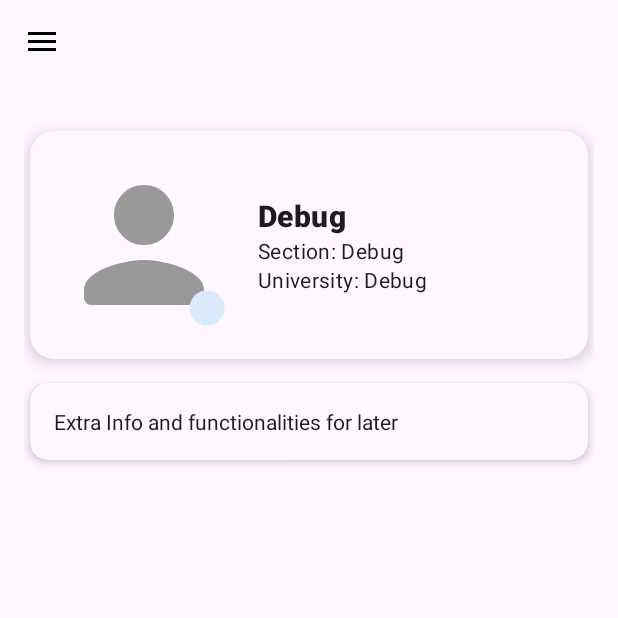
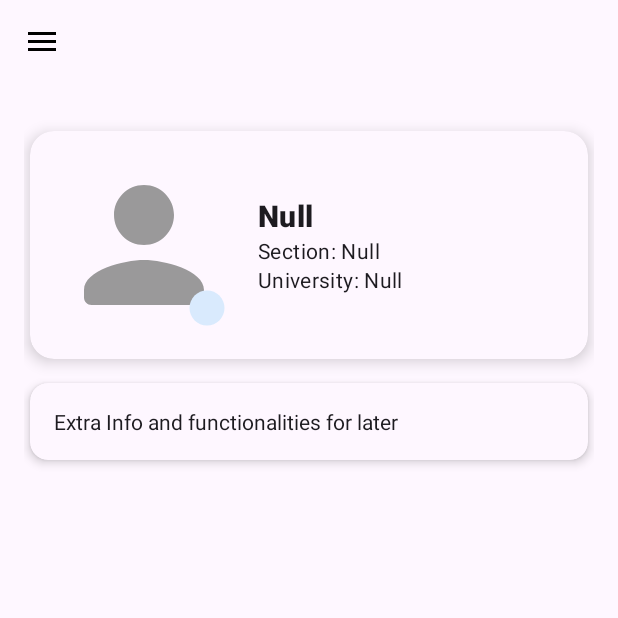
Before and after one commit to TakorSK/GestionEtudiant, an Android app: the screen it shows after launch (MainActivity), in the side drawer, after a tap on "Profile", on a phone screen of 412 x 824 dp, the top half of it. Run offline under Robolectric (Android 15) with nearby library versions, the phone set to English and light mode, and no system bars; our stand-ins replace Room's generated code.

```diff
--- a/app/src/main/java/com/pack/uniflow/Activities/LoginActivity.java
+++ b/app/src/main/java/com/pack/uniflow/Activities/LoginActivity.java
@@ -31,6 +31,8 @@ public class LoginActivity extends AppCompatActivity {
         if (isLoggedIn) {
             navigateToMainActivity();  // Automatically go to MainActivity if already logged in
         }
+
+        //Block
 
         // Handle login button click
         findViewById(R.id.login_button).setOnClickListener(new View.OnClickListener() {
--- a/app/src/main/java/com/pack/uniflow/Activities/MainActivity.java
+++ b/app/src/main/java/com/pack/uniflow/Activities/MainActivity.java
@@ -58,11 +58,11 @@ public class MainActivity extends AppCompatActivity implements NavigationView.On
         profileGroupTextView = navigationView.getHeaderView(0).findViewById(R.id.profile_group);
 
         new Thread(() -> {
-            // Assuming only one student is logged in (you can improve this later)
+            // Assuming only one student is logged in
             Student loggedStudent = DatabaseClient.getInstance(getApplicationContext())
                     .getDatabase()
                     .studentDao()
-                    .getLatestStudent(); // <-- new query we'll add
+                    .getLatestStudent();
 
             runOnUiThread(() -> {
                 if (loggedStudent != null) {
--- a/app/src/main/java/com/pack/uniflow/Activities/SignupActivity.java
+++ b/app/src/main/java/com/pack/uniflow/Activities/SignupActivity.java
@@ -96,6 +96,7 @@ public class SignupActivity extends AppCompatActivity {
         if (idStr.isEmpty()) {
             showError(errorId, "ID is required");
             isValid = false;
+
         } else if (!idStr.matches("\\d+")) {
             showError(errorId, "ID must be a number");
             isValid = false;
@@ -114,6 +115,7 @@ public class SignupActivity extends AppCompatActivity {
         if (ageStr.isEmpty()) {
             showError(errorAge, "Age is required");
             isValid = false;
+
         } else if (!ageStr.matches("\\d+")) {
             showError(errorAge, "Age must be a number");
             isValid = false;
@@ -127,6 +129,7 @@ public class SignupActivity extends AppCompatActivity {
         if (password.isEmpty()) {
             showError(errorPassword, "Password is required");
             isValid = false;
+
         } else if (password.length() < 6) {
             showError(errorPassword, "Password must be at least 6 characters");
             isValid = false;
@@ -135,6 +138,7 @@ public class SignupActivity extends AppCompatActivity {
         if (email.isEmpty()) {
             showError(errorEmail, "Email is required");
             isValid = false;
+
         } else if (!android.util.Patterns.EMAIL_ADDRESS.matcher(email).matches()) {
             showError(errorEmail, "Invalid email format");
             isValid = false;
@@ -143,6 +147,7 @@ public class SignupActivity extends AppCompatActivity {
         if (universityIdStr.isEmpty()) {
             showError(errorUniversityId, "University ID is required");
             isValid = false;
+
         } else if (!universityIdStr.matches("\\d+")) {
             showError(errorUniversityId, "University ID must be a number");
             isValid = false;
--- a/app/src/main/java/com/pack/uniflow/Fragments/HomeFragment.java
+++ b/app/src/main/java/com/pack/uniflow/Fragments/HomeFragment.java
@@ -47,9 +47,9 @@ public class HomeFragment extends Fragment {
 
         posts.add(new Post("First Post", "Here's something cool I found today!", R.drawable.placeholder));
         posts.add(new Post("Second Post", "This one has no image, just text.", 0));
-        posts.add(new Post("Event Update", "Join us for the club fair tomorrow! 🎉", R.drawable.placeholder));
+        posts.add(new Post("Event Update", "Join us for the club fair tomorrow! ", R.drawable.placeholder));
         posts.add(new Post("Announcement", "No classes this Friday due to maintenance.", 0));
-        posts.add(new Post("Photoshoot Day", "Captured some memories 📸", R.drawable.placeholder));
+        posts.add(new Post("Photoshoot Day", "Captured some memories ", R.drawable.placeholder));
 
         return posts;
     }
--- a/app/src/main/java/com/pack/uniflow/Fragments/ProfileFragment.java
+++ b/app/src/main/java/com/pack/uniflow/Fragments/ProfileFragment.java
@@ -8,9 +8,10 @@ import android.view.ViewGroup;
 import android.widget.ImageView;
 import android.widget.TextView;
 
+import com.pack.uniflow.R;
 import com.pack.uniflow.DatabaseClient;
-import com.pack.uniflow.R;
 import com.pack.uniflow.Student;
+
 
 public class ProfileFragment extends Fragment {
 
@@ -33,14 +34,20 @@ public class ProfileFragment extends Fragment {
         profileSectionTextView = view.findViewById(R.id.profile_Section);
 
         // TODO: Replace the "loggedStudent" with the actual logged student from the database.
-        /* if (loggedStudent != null) {
+        /*Student loggedStudent = DatabaseClient.getInstance(getApplicationContext())
+                .getDatabase()
+                .studentDao()
+                .getLatestStudent();
+
+        if (loggedStudent != null) {
             profileNameTextView.setText("Name: " + loggedStudent.fullName);
             profileUniTextView.setText("University: " + loggedStudent.UniName);
             profileSectionTextView.setText("Section: " + loggedStudent.SectionId);
-        } */
+        }*/
 
         // Initialize the ImageView for status
         ImageView statusIcon = view.findViewById(R.id.status_icon);
+
 
         // TODO: Replace "isOnline" with the actual DB online indicator
         if (isOnline) {
--- a/app/src/main/res/layout/fragment_profile.xml
+++ b/app/src/main/res/layout/fragment_profile.xml
@@ -71,7 +71,7 @@
                         android:id="@+id/profile_Name"
                         android:layout_width="wrap_content"
                         android:layout_height="wrap_content"
-                        android:text="Debug"
+                        android:text="Null"
                         android:textAppearance="?attr/textAppearanceHeadline6"
                         android:textColor="?attr/colorOnSurface"
                         android:textStyle="bold" />
@@ -80,7 +80,7 @@
                         android:id="@+id/profile_Section"
                         android:layout_width="wrap_content"
                         android:layout_height="wrap_content"
-                        android:text="Section: Debug"
+                        android:text="Section: Null"
                         android:textAppearance="?attr/textAppearanceBody2"
                         android:textColor="?attr/colorOnSurface" />
 
@@ -88,7 +88,7 @@
                         android:id="@+id/profile_Uni"
                         android:layout_width="wrap_content"
                         android:layout_height="wrap_content"
-                        android:text="University: Debug"
+                        android:text="University: Null"
                         android:textAppearance="?attr/textAppearanceBody2"
                         android:textColor="?attr/colorOnSurface" />
                 </LinearLayout>
```
Also changed, not shown: app/src/main/java/com/pack/uniflow/Fragments/ClubsFragment.java (+3 -45 lines), app/src/main/res/layout/activity_login.xml (+6 -2 lines), app/src/main/res/layout/activity_signup.xml (+24 -8 lines), app/src/main/java/com/pack/uniflow/README.txt.
